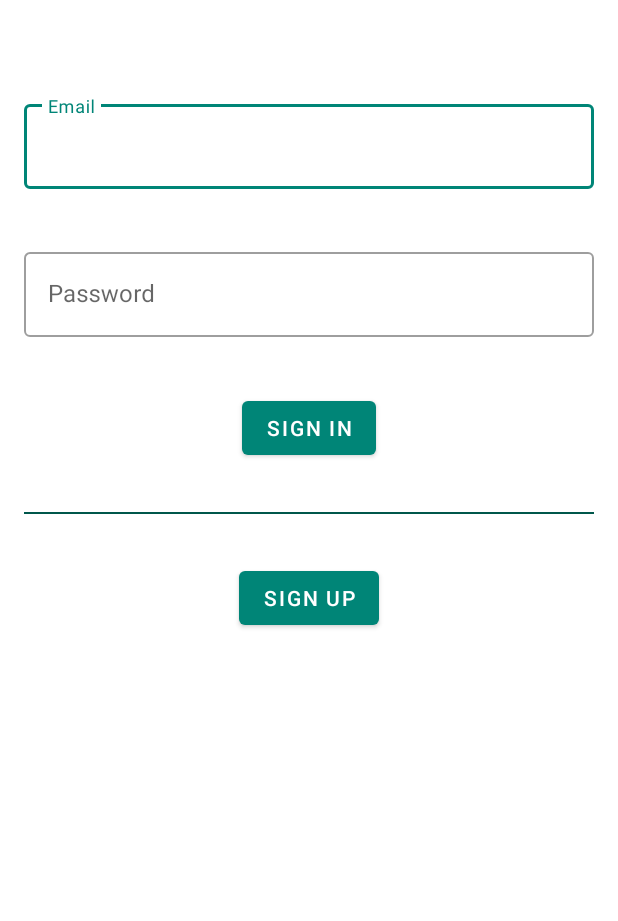
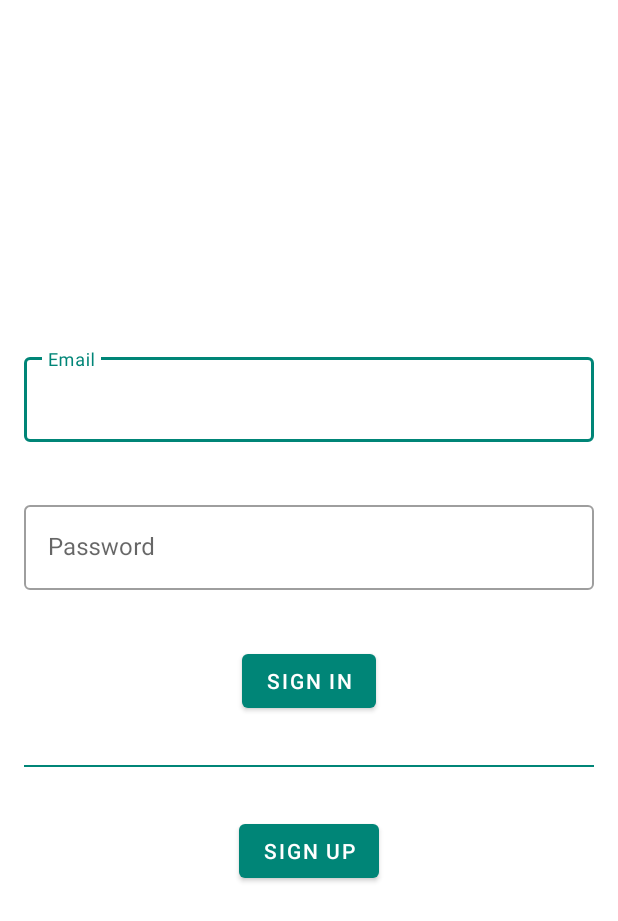
Before and after one commit to AlexZhukovich/ImBarista-App, an Android app: the screen it shows after launch (SignInActivity), on a phone screen of 412 x 824 dp. Shown: the top 921 px of the screen. Run offline under Robolectric (Android 15) with nearby library versions, the phone set to English and light mode, and no system bars.

Commit message:
Updated layouts for SignIn and SignUp screens

```diff
--- a/app/src/main/res/layout/activity_sign_in.xml
+++ b/app/src/main/res/layout/activity_sign_in.xml
@@ -25,12 +25,13 @@
             android:id="@+id/emailInputLayout"
             android:layout_width="0dp"
             android:layout_height="wrap_content"
-            android:layout_marginTop="64dp"
             app:errorEnabled="true"
             app:layout_constraintEnd_toStartOf="@+id/guidelineEnd"
             app:layout_constraintStart_toStartOf="@+id/guidelineStart"
+            style="@style/Widget.MaterialComponents.TextInputLayout.OutlinedBox"
             app:layout_constraintTop_toTopOf="parent"
-            style="@style/Widget.MaterialComponents.TextInputLayout.OutlinedBox">
+            app:layout_constraintBottom_toTopOf="@+id/passwordInputLayout"
+            app:layout_constraintVertical_chainStyle="packed">
 
         <com.google.android.material.textfield.TextInputEditText
                 android:id="@+id/emailEditText"
@@ -43,12 +44,13 @@
             android:id="@+id/passwordInputLayout"
             android:layout_width="0dp"
             android:layout_height="wrap_content"
+            android:layout_marginTop="16dp"
             app:errorEnabled="true"
             app:layout_constraintEnd_toStartOf="@+id/guidelineEnd"
             app:layout_constraintStart_toStartOf="@+id/guidelineStart"
-            app:layout_constraintHorizontal_bias="0.0" android:layout_marginTop="16dp"
+            style="@style/Widget.MaterialComponents.TextInputLayout.OutlinedBox"
             app:layout_constraintTop_toBottomOf="@+id/emailInputLayout"
-            style="@style/Widget.MaterialComponents.TextInputLayout.OutlinedBox">
+            app:layout_constraintBottom_toTopOf="@+id/signIn" >
 
         <com.google.android.material.textfield.TextInputEditText
                 android:id="@+id/passwordEditText"
@@ -63,19 +65,21 @@
             android:layout_height="wrap_content"
             android:layout_width="wrap_content"
             android:layout_marginTop="16dp"
+            app:layout_constraintStart_toStartOf="@+id/guidelineStart"
+            app:layout_constraintEnd_toStartOf="@+id/guidelineEnd"
             app:layout_constraintTop_toBottomOf="@+id/passwordInputLayout"
-            app:layout_constraintStart_toStartOf="@+id/guidelineStart"
-            app:layout_constraintEnd_toStartOf="@+id/guidelineEnd"/>
+            app:layout_constraintBottom_toTopOf="@+id/separatorView"/>
 
     <View
             android:id="@+id/separatorView"
             android:layout_width="0dp"
             android:layout_height="1dp"
-            android:background="@color/colorPrimaryDark"
+            android:background="@color/colorPrimary"
             android:layout_marginTop="32dp"
+            app:layout_constraintEnd_toStartOf="@+id/guidelineEnd"
+            app:layout_constraintStart_toStartOf="@+id/guidelineStart"
             app:layout_constraintTop_toBottomOf="@+id/signIn"
-            app:layout_constraintEnd_toStartOf="@+id/guidelineEnd"
-            app:layout_constraintStart_toStartOf="@+id/guidelineStart"/>
+            app:layout_constraintBottom_toTopOf="@+id/signUp"/>
 
     <com.google.android.material.button.MaterialButton
             android:id="@+id/signUp"
@@ -85,5 +89,6 @@
             android:layout_marginTop="32dp"
             app:layout_constraintStart_toStartOf="@+id/guidelineStart"
             app:layout_constraintEnd_toStartOf="@+id/guidelineEnd"
-            app:layout_constraintTop_toBottomOf="@+id/separatorView"/>
+            app:layout_constraintTop_toBottomOf="@+id/separatorView"
+            app:layout_constraintBottom_toBottomOf="parent"/>
 </androidx.constraintlayout.widget.ConstraintLayout>
```
Also changed, not shown: app/src/main/res/layout/activity_sign_up.xml (+11 -6 lines).
